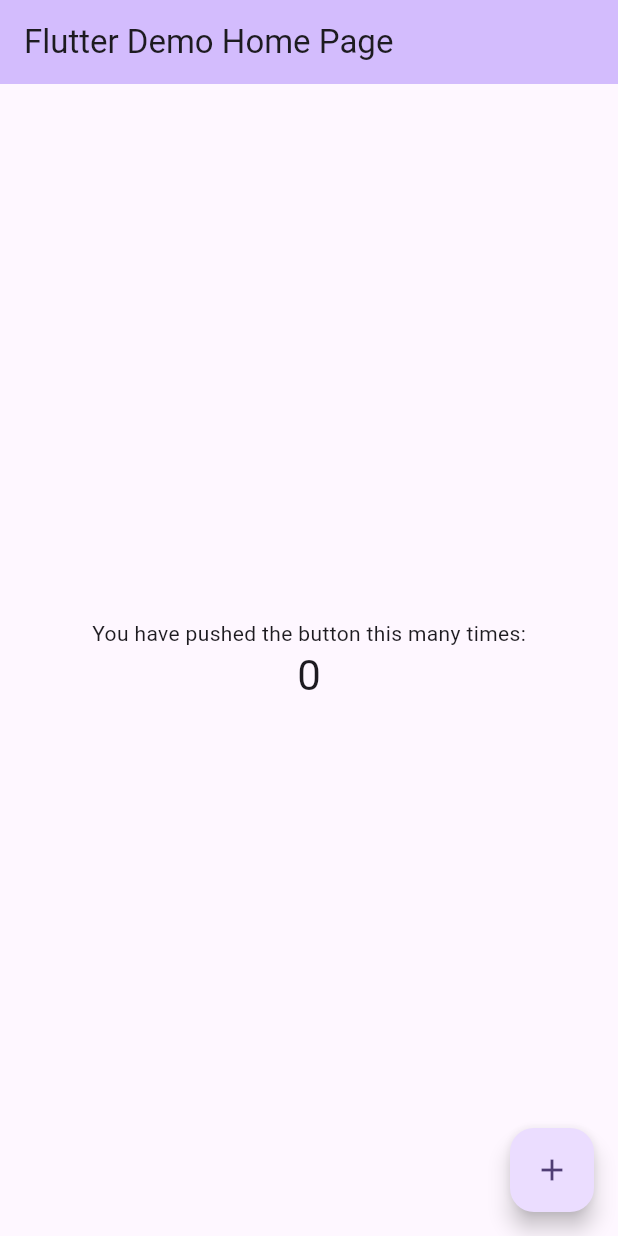
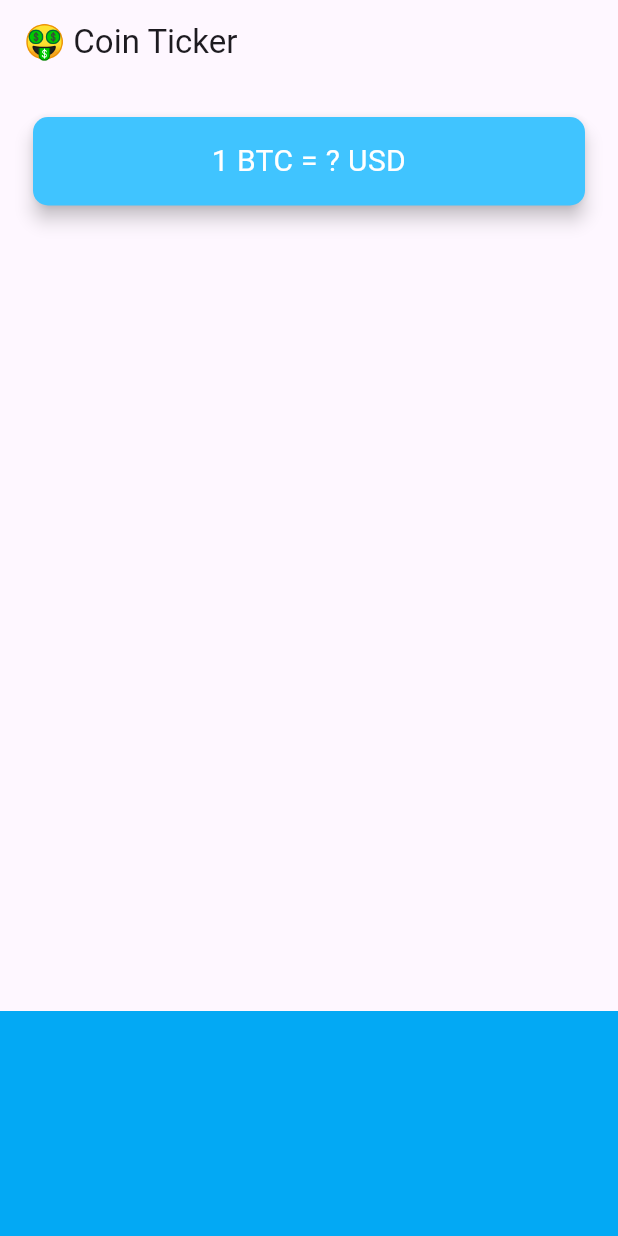
Before and after one commit to pranaypatel512/bitcoin_tracker_flutter, a Flutter app: the screen it shows after launch, on a phone screen of 412 x 824 dp. Run offline on Flutter 3.47's test engine with Material 2 defaults, Android fonts, the light colour scheme and no system bars.

Commit message:
Added initial screens

```diff
--- a/lib/main.dart
+++ b/lib/main.dart
@@ -1,4 +1,6 @@
 import 'package:flutter/material.dart';
+
+import 'price_screen.dart';
 
 void main() {
   runApp(const MyApp());
@@ -31,95 +33,7 @@ class MyApp extends StatelessWidget {
         colorScheme: ColorScheme.fromSeed(seedColor: Colors.deepPurple),
         useMaterial3: true,
       ),
-      home: const MyHomePage(title: 'Flutter Demo Home Page'),
+      home: PriceScreen(),
     );
   }
 }
-
-class MyHomePage extends StatefulWidget {
-  const MyHomePage({super.key, required this.title});
-
-  // This widget is the home page of your application. It is stateful, meaning
-  // that it has a State object (defined below) that contains fields that affect
-  // how it looks.
-
-  // This class is the configuration for the state. It holds the values (in this
-  // case the title) provided by the parent (in this case the App widget) and
-  // used by the build method of the State. Fields in a Widget subclass are
-  // always marked "final".
-
-  final String title;
-
-  @override
-  State<MyHomePage> createState() => _MyHomePageState();
-}
-
-class _MyHomePageState extends State<MyHomePage> {
-  int _counter = 0;
-
-  void _incrementCounter() {
-    setState(() {
-      // This call to setState tells the Flutter framework that something has
-      // changed in this State, which causes it to rerun the build method below
-      // so that the display can reflect the updated values. If we changed
-      // _counter without calling setState(), then the build method would not be
-      // called again, and so nothing would appear to happen.
-      _counter++;
-    });
-  }
-
-  @override
-  Widget build(BuildContext context) {
-    // This method is rerun every time setState is called, for instance as done
-    // by the _incrementCounter method above.
-    //
-    // The Flutter framework has been optimized to make rerunning build methods
-    // fast, so that you can just rebuild anything that needs updating rather
-    // than having to individually change instances of widgets.
-    return Scaffold(
-      appBar: AppBar(
-        // TRY THIS: Try changing the color here to a specific color (to
-        // Colors.amber, perhaps?) and trigger a hot reload to see the AppBar
-        // change color while the other colors stay the same.
-        backgroundColor: Theme.of(context).colorScheme.inversePrimary,
-        // Here we take the value from the MyHomePage object that was created by
-        // the App.build method, and use it to set our appbar title.
-        title: Text(widget.title),
-      ),
-      body: Center(
-        // Center is a layout widget. It takes a single child and positions it
-        // in the middle of the parent.
-        child: Column(
-          // Column is also a layout widget. It takes a list of children and
-          // arranges them vertically. By default, it sizes itself to fit its
-          // children horizontally, and tries to be as tall as its parent.
-          //
-          // Column has various properties to control how it sizes itself and
-          // how it positions its children. Here we use mainAxisAlignment to
-          // center the children vertically; the main axis here is the vertical
-          // axis because Columns are vertical (the cross axis would be
-          // horizontal).
-          //
-          // TRY THIS: Invoke "debug painting" (choose the "Toggle Debug Paint"
-          // action in the IDE, or press "p" in the console), to see the
-          // wireframe for each widget.
-          mainAxisAlignment: MainAxisAlignment.center,
-          children: <Widget>[
-            const Text(
-              'You have pushed the button this many times:',
-            ),
-            Text(
-              '$_counter',
-              style: Theme.of(context).textTheme.headlineMedium,
-            ),
-          ],
-        ),
-      ),
-      floatingActionButton: FloatingActionButton(
-        onPressed: _incrementCounter,
-        tooltip: 'Increment',
-        child: const Icon(Icons.add),
-      ), // This trailing comma makes auto-formatting nicer for build methods.
-    );
-  }
-}
--- /dev/null
+++ b/lib/price_screen.dart
@@ -0,0 +1,51 @@
+import 'package:flutter/material.dart';
+
+class PriceScreen extends StatefulWidget {
+  @override
+  _PriceScreenState createState() => _PriceScreenState();
+}
+
+class _PriceScreenState extends State<PriceScreen> {
+  @override
+  Widget build(BuildContext context) {
+    return Scaffold(
+      appBar: AppBar(
+        title: Text('🤑 Coin Ticker'),
+      ),
+      body: Column(
+        mainAxisAlignment: MainAxisAlignment.spaceBetween,
+        crossAxisAlignment: CrossAxisAlignment.stretch,
+        children: <Widget>[
+          Padding(
+            padding: EdgeInsets.fromLTRB(18.0, 18.0, 18.0, 0),
+            child: Card(
+              color: Colors.lightBlueAccent,
+              elevation: 5.0,
+              shape: RoundedRectangleBorder(
+                borderRadius: BorderRadius.circular(10.0),
+              ),
+              child: Padding(
+                padding: EdgeInsets.symmetric(vertical: 15.0, horizontal: 28.0),
+                child: Text(
+                  '1 BTC = ? USD',
+                  textAlign: TextAlign.center,
+                  style: TextStyle(
+                    fontSize: 20.0,
+                    color: Colors.white,
+                  ),
+                ),
+              ),
+            ),
+          ),
+          Container(
+            height: 150.0,
+            alignment: Alignment.center,
+            padding: EdgeInsets.only(bottom: 30.0),
+            color: Colors.lightBlue,
+            child: null,
+          ),
+        ],
+      ),
+    );
+  }
+}
```
Also changed, not shown: lib/coin_data.dart (added, +31 -0 lines).
